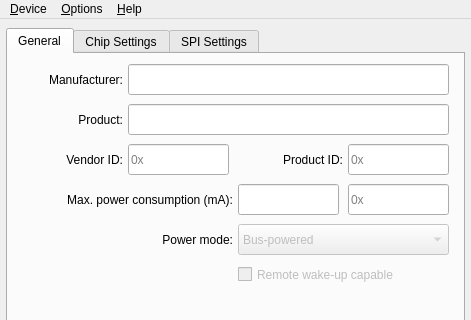
This is src/configuratorwindow.ui in bloguetronica/mcp2210-conf as Qt 5 draws it before an edit; both pictures show x 0 to 471 and y 0 to 320 of the 471 by 601 pixel window. The edited form follows.
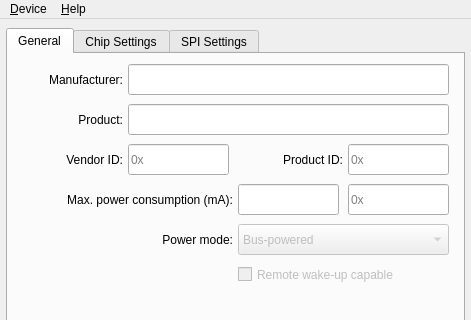
This is the edited form. Icons and pictures are not drawn.

Diff of the .ui file:
```diff
--- a/src/configuratorwindow.ui
+++ b/src/configuratorwindow.ui
@@ -1107,14 +1107,7 @@
     </property>
     <addaction name="actionAbout"/>
    </widget>
-   <widget class="QMenu" name="menuOptions">
-    <property name="title">
-     <string>&amp;Options</string>
-    </property>
-    <addaction name="actionUnrestrictedMode"/>
-   </widget>
    <addaction name="menuDevice"/>
-   <addaction name="menuOptions"/>
    <addaction name="menuHelp"/>
   </widget>
   <action name="actionAbout">
```
Left out of the diff: 8 changed lines with no effect on the pictures.
